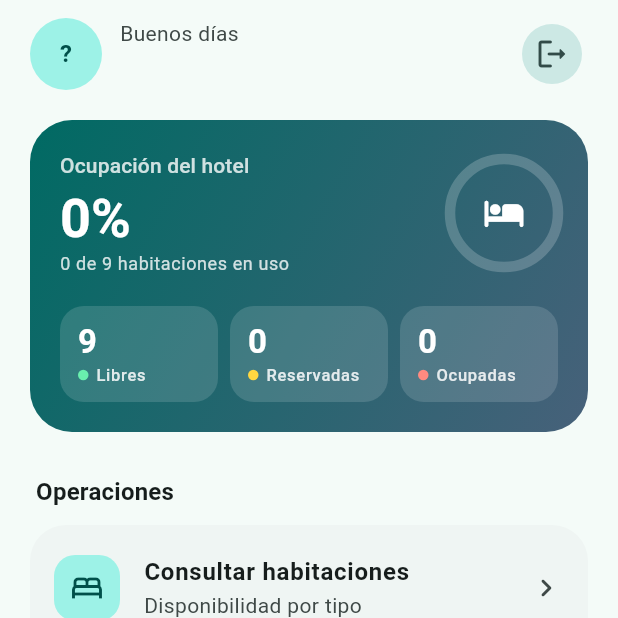
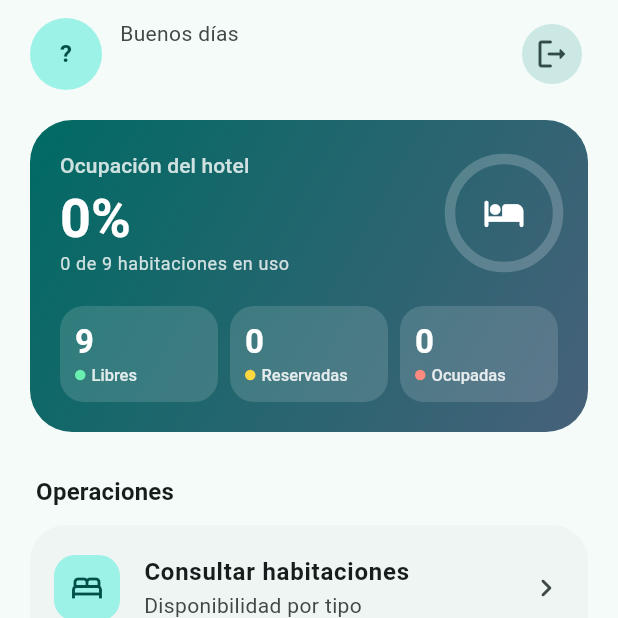
Before and after one commit to ronyvhell/Hotel-Cartagena-HomeScreen, a Flutter app: the HomeScreen screen opened directly with empty values, on a phone screen of 412 x 824 dp, the top half of it. Run offline on Flutter 3.47's test engine with Material 3 defaults, Android fonts, the phone set to English and light mode, and no system bars.

Commit message:
Home: etiqueta Reservadas sin cortar; capturas con sombras reales
Co-Authored-By: Claude Opus 5.5 <noreply@anthropic.com>
Claude-Session: https://claude.ai/code/session_015SAzqsUKCRzQaWc4jWhQ1Z

```diff
--- a/capturas/capturas_test.dart
+++ b/capturas/capturas_test.dart
@@ -3,6 +3,7 @@
 import 'dart:io';
 
 import 'package:flutter/material.dart';
+import 'package:flutter/rendering.dart';
 import 'package:flutter/services.dart';
 import 'package:flutter_test/flutter_test.dart';
 
@@ -34,6 +35,8 @@ Future<void> _foto(String nombre) => expectLater(
 void main() {
   testWidgets('capturas', (tester) async {
     await tester.runAsync(_cargarFuentes);
+    debugDisableShadows = false; // sombras reales, no borde negro de test
+    addTearDown(() => debugDisableShadows = true);
     tester.view.physicalSize = const Size(1170, 2532); // iPhone 13
     tester.view.devicePixelRatio = 3;
     addTearDown(tester.view.reset);
--- a/lib/screens/home_screen.dart
+++ b/lib/screens/home_screen.dart
@@ -322,7 +322,7 @@ class _Dato extends StatelessWidget {
     final texto = Theme.of(context).textTheme;
     return Expanded(
       child: Container(
-        padding: const EdgeInsets.symmetric(horizontal: 12, vertical: 10),
+        padding: const EdgeInsets.symmetric(horizontal: 10, vertical: 10),
         decoration: BoxDecoration(
           color: sobre.withValues(alpha: 0.14),
           borderRadius: BorderRadius.circular(16),
@@ -340,13 +340,15 @@ class _Dato extends StatelessWidget {
                   height: 7,
                   decoration: BoxDecoration(color: punto, shape: BoxShape.circle),
                 ),
-                const SizedBox(width: 5),
+                const SizedBox(width: 4),
                 Flexible(
                   child: Text(
                     etiqueta,
                     overflow: TextOverflow.ellipsis,
-                    style: texto.labelSmall
-                        ?.copyWith(color: sobre.withValues(alpha: 0.85)),
+                    style: texto.labelSmall?.copyWith(
+                      color: sobre.withValues(alpha: 0.85),
+                      letterSpacing: 0,
+                    ),
                   ),
                 ),
               ],
```
